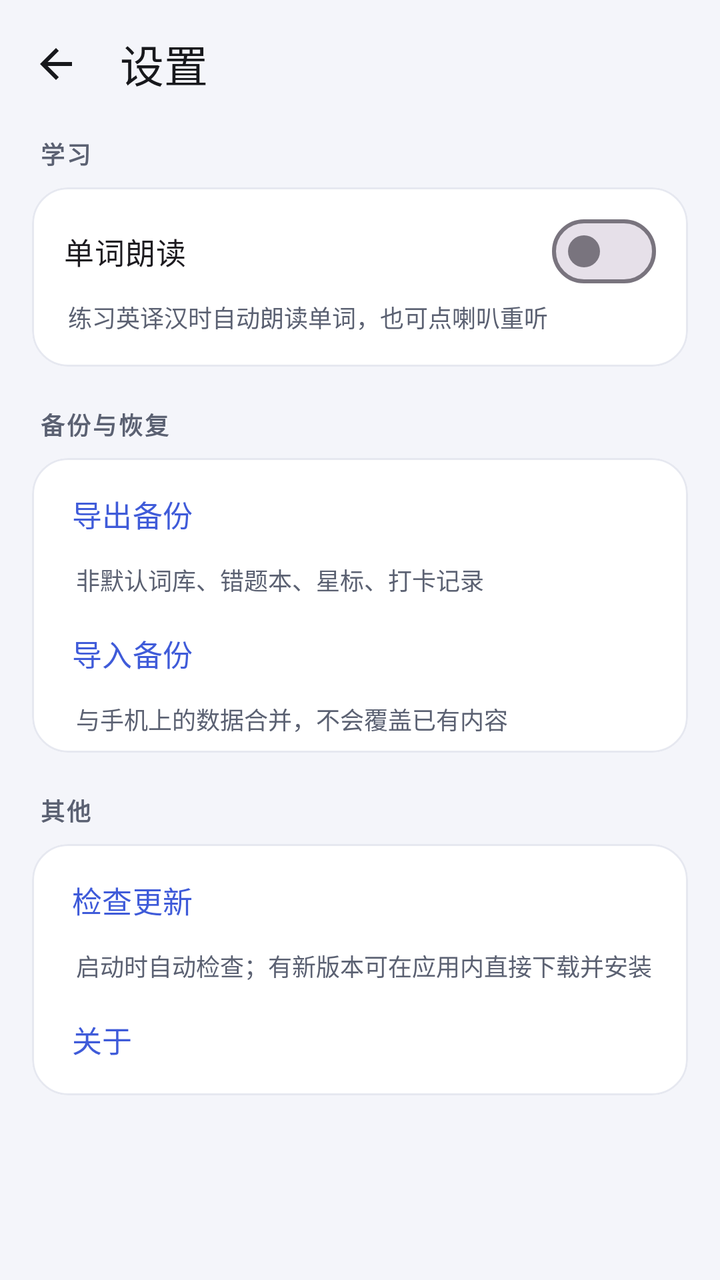
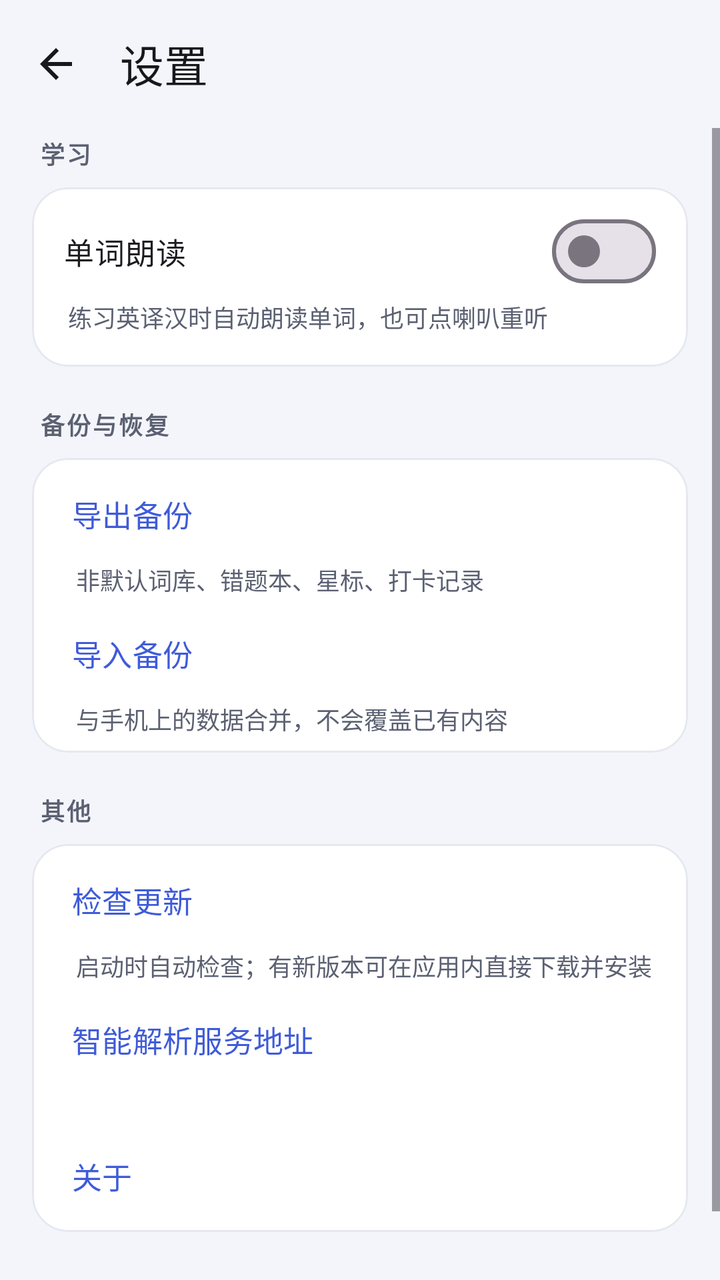

Screens rendered from an Android XML layout before and after an edit, with the pre-edit source and the edit as a unified diff.
<!-- AndroidManifest.xml: application theme Theme.WordDrill -->
<!-- res/layout/activity_settings.xml -->
<?xml version="1.0" encoding="utf-8"?>
<LinearLayout xmlns:android="http://schemas.android.com/apk/res/android"
    xmlns:app="http://schemas.android.com/apk/res-auto"
    android:id="@+id/root"
    android:layout_width="match_parent"
    android:layout_height="match_parent"
    android:background="@color/bg"
    android:orientation="vertical">

    <com.google.android.material.appbar.MaterialToolbar
        android:id="@+id/toolbar"
        style="@style/Toolbar.WordDrill"
        android:layout_width="match_parent"
        android:layout_height="?attr/actionBarSize"
        app:navigationIcon="@drawable/ic_arrow_back"
        app:title="@string/title_settings" />

    <ScrollView
        android:layout_width="match_parent"
        android:layout_height="0dp"
        android:layout_weight="1"
        android:fillViewport="true">

        <LinearLayout
            android:layout_width="match_parent"
            android:layout_height="wrap_content"
            android:orientation="vertical"
            android:paddingStart="16dp"
            android:paddingTop="4dp"
            android:paddingEnd="16dp"
            android:paddingBottom="24dp">

            <TextView
                style="@style/Text.SectionLabel"
                android:layout_width="wrap_content"
                android:layout_height="wrap_content"
                android:layout_marginStart="4dp"
                android:text="@string/settings_section_study" />

            <com.google.android.material.card.MaterialCardView
                android:layout_width="match_parent"
                android:layout_height="wrap_content"
                android:layout_marginTop="8dp"
                app:cardBackgroundColor="@color/surface"
                app:cardCornerRadius="18dp"
                app:cardElevation="0dp"
                app:strokeColor="@color/divider"
                app:strokeWidth="1dp">

                <LinearLayout
                    android:layout_width="match_parent"
                    android:layout_height="wrap_content"
                    android:orientation="vertical"
                    android:paddingStart="16dp"
                    android:paddingTop="8dp"
                    android:paddingEnd="16dp"
                    android:paddingBottom="8dp">

                    <com.google.android.material.materialswitch.MaterialSwitch
                        android:id="@+id/swTts"
                        android:layout_width="match_parent"
                        android:layout_height="wrap_content"
                        android:minHeight="48dp"
                        android:text="@string/settings_tts_title"
                        android:textSize="15sp" />

                    <TextView
                        android:layout_width="match_parent"
                        android:layout_height="wrap_content"
                        android:layout_marginStart="2dp"
                        android:layout_marginBottom="8dp"
                        android:text="@string/settings_tts_desc"
                        android:textColor="@color/text_secondary"
                        android:textSize="12sp" />
                </LinearLayout>
            </com.google.android.material.card.MaterialCardView>

            <TextView
                style="@style/Text.SectionLabel"
                android:layout_width="wrap_content"
                android:layout_height="wrap_content"
                android:layout_marginTop="20dp"
                android:layout_marginStart="4dp"
                android:text="@string/settings_backup" />

            <com.google.android.material.card.MaterialCardView
                android:layout_width="match_parent"
                android:layout_height="wrap_content"
                android:layout_marginTop="8dp"
                app:cardBackgroundColor="@color/surface"
                app:cardCornerRadius="18dp"
                app:cardElevation="0dp"
                app:strokeColor="@color/divider"
                app:strokeWidth="1dp">

                <LinearLayout
                    android:layout_width="match_parent"
                    android:layout_height="wrap_content"
                    android:orientation="vertical"
                    android:paddingStart="8dp"
                    android:paddingTop="4dp"
                    android:paddingEnd="8dp"
                    android:paddingBottom="4dp">

                    <com.google.android.material.button.MaterialButton
                        android:id="@+id/btnExport"
                        style="@style/Widget.Material3.Button.TextButton"
                        android:layout_width="match_parent"
                        android:layout_height="wrap_content"
                        android:gravity="start|center_vertical"
                        android:text="@string/settings_export"
                        android:textSize="15sp" />

                    <TextView
                        android:layout_width="match_parent"
                        android:layout_height="wrap_content"
                        android:layout_marginStart="14dp"
                        android:layout_marginBottom="4dp"
                        android:text="@string/settings_export_desc"
                        android:textColor="@color/text_secondary"
                        android:textSize="12sp" />

                    <com.google.android.material.button.MaterialButton
                        android:id="@+id/btnImport"
                        style="@style/Widget.Material3.Button.TextButton"
                        android:layout_width="match_parent"
                        android:layout_height="wrap_content"
                        android:gravity="start|center_vertical"
                        android:text="@string/settings_import"
                        android:textSize="15sp" />

                    <TextView
                        android:layout_width="match_parent"
                        android:layout_height="wrap_content"
                        android:layout_marginStart="14dp"
                        android:layout_marginBottom="4dp"
                        android:text="@string/settings_import_desc"
                        android:textColor="@color/text_secondary"
                        android:textSize="12sp" />
                </LinearLayout>
            </com.google.android.material.card.MaterialCardView>

            <TextView
                style="@style/Text.SectionLabel"
                android:layout_width="wrap_content"
                android:layout_height="wrap_content"
                android:layout_marginTop="20dp"
                android:layout_marginStart="4dp"
                android:text="@string/settings_section_other" />

            <com.google.android.material.card.MaterialCardView
                android:layout_width="match_parent"
                android:layout_height="wrap_content"
                android:layout_marginTop="8dp"
                app:cardBackgroundColor="@color/surface"
                app:cardCornerRadius="18dp"
                app:cardElevation="0dp"
                app:strokeColor="@color/divider"
                app:strokeWidth="1dp">

                <LinearLayout
                    android:layout_width="match_parent"
                    android:layout_height="wrap_content"
                    android:orientation="vertical"
                    android:paddingStart="8dp"
                    android:paddingTop="4dp"
                    android:paddingEnd="8dp"
                    android:paddingBottom="4dp">

                    <com.google.android.material.button.MaterialButton
                        android:id="@+id/btnCheckUpdate"
                        style="@style/Widget.Material3.Button.TextButton"
                        android:layout_width="match_parent"
                        android:layout_height="wrap_content"
                        android:gravity="start|center_vertical"
                        android:text="@string/settings_check_update"
                        android:textSize="15sp" />

                    <TextView
                        android:layout_width="match_parent"
                        android:layout_height="wrap_content"
                        android:layout_marginStart="14dp"
                        android:layout_marginBottom="4dp"
                        android:text="@string/settings_update_desc"
                        android:textColor="@color/text_secondary"
                        android:textSize="12sp" />

                    <com.google.android.material.button.MaterialButton
                        android:id="@+id/btnAbout"
                        style="@style/Widget.Material3.Button.TextButton"
                        android:layout_width="match_parent"
                        android:layout_height="wrap_content"
                        android:gravity="start|center_vertical"
                        android:text="@string/settings_about"
                        android:textSize="15sp" />
                </LinearLayout>
            </com.google.android.material.card.MaterialCardView>

            <TextView
                android:id="@+id/tvVersion"
                android:layout_width="match_parent"
                android:layout_height="wrap_content"
                android:layout_marginTop="20dp"
                android:gravity="center"
                android:textColor="@color/text_hint"
                android:textSize="12sp" />
        </LinearLayout>
    </ScrollView>
</LinearLayout>
<!-- resources referenced by this layout -->
<resources>
  <color name="bg">#F4F5FA</color>
  <color name="divider">#E6E8F0</color>
  <color name="surface">#FFFFFF</color>
  <color name="text_hint">#9AA0B0</color>
  <color name="text_secondary">#5B6172</color>
  <!-- drawable ic_arrow_back (drawable) -->
  <?xml version="1.0" encoding="utf-8"?>
  <vector xmlns:android="http://schemas.android.com/apk/res/android"
      android:width="24dp"
      android:height="24dp"
      android:viewportWidth="24"
      android:viewportHeight="24">
      <path
          android:fillColor="#FFFFFF"
          android:pathData="M20,11H7.83l5.59,-5.59L12,4l-8,8 8,8 1.41,-1.41L7.83,13H20v-2z" />
  </vector>
  <string name="settings_about">关于</string>
  <string name="settings_backup">备份与恢复</string>
  <string name="settings_check_update">检查更新</string>
  <string name="settings_export">导出备份</string>
  <string name="settings_export_desc">非默认词库、错题本、星标、打卡记录</string>
  <string name="settings_import">导入备份</string>
  <string name="settings_import_desc">与手机上的数据合并，不会覆盖已有内容</string>
  <string name="settings_section_other">其他</string>
  <string name="settings_section_study">学习</string>
  <string name="settings_tts_desc">练习英译汉时自动朗读单词，也可点喇叭重听</string>
  <string name="settings_tts_title">单词朗读</string>
  <string name="settings_update_desc">启动时自动检查；有新版本可在应用内直接下载并安装</string>
  <string name="title_settings">设置</string>
  <style name="Text.SectionLabel" parent="">
          <item name="android:textSize">12sp</item>
          <item name="android:textColor">@color/text_secondary</item>
          <item name="android:letterSpacing">0.08</item>
          <item name="android:textStyle">bold</item>
      </style>
  <style name="Toolbar.WordDrill" parent="Widget.Material3.Toolbar">
          <item name="android:background">@color/bg</item>
          <item name="titleTextColor">@color/text_primary</item>
          <item name="subtitleTextColor">@color/text_secondary</item>
          <item name="navigationIconTint">@color/text_primary</item>
      </style>
  <style name="Theme.WordDrill" parent="Theme.Material3.Light.NoActionBar">
          <item name="colorPrimary">@color/brand</item>
          <item name="colorOnPrimary">@color/white</item>
          <item name="colorPrimaryContainer">@color/brand_container</item>
          <item name="colorOnPrimaryContainer">@color/brand_dark</item>
          <item name="colorSecondary">@color/accent</item>
          <item name="colorSurface">@color/surface</item>
          <item name="android:colorBackground">@color/bg</item>
          <item name="android:windowBackground">@color/bg</item>
          <item name="android:statusBarColor">@color/bg</item>
          <item name="android:navigationBarColor">@color/bg</item>
          <item name="android:windowLightStatusBar">true</item>
      </style>
  <color name="text_primary">#17181C</color>
  <color name="brand">#3F5BD9</color>
  <color name="white">#FFFFFF</color>
  <color name="brand_container">#E4E9FF</color>
  <color name="brand_dark">#1D2B6B</color>
  <color name="accent">#F2A03D</color>
</resources>

<!-- the commit's change to res/layout/activity_settings.xml (unified diff, before → after) -->
@@ -186,6 +186,24 @@
                         android:textSize="12sp" />
 
                     <com.google.android.material.button.MaterialButton
+                        android:id="@+id/btnSmartParseUrl"
+                        style="@style/Widget.Material3.Button.TextButton"
+                        android:layout_width="match_parent"
+                        android:layout_height="wrap_content"
+                        android:gravity="start|center_vertical"
+                        android:text="@string/settings_smart_parse"
+                        android:textSize="15sp" />
+
+                    <TextView
+                        android:id="@+id/tvSmartParseUrl"
+                        android:layout_width="match_parent"
+                        android:layout_height="wrap_content"
+                        android:layout_marginStart="14dp"
+                        android:layout_marginBottom="4dp"
+                        android:textColor="@color/text_secondary"
+                        android:textSize="12sp" />
+
+                    <com.google.android.material.button.MaterialButton
                         android:id="@+id/btnAbout"
                         style="@style/Widget.Material3.Button.TextButton"
                         android:layout_width="match_parent"
<!-- resource entries referenced after the edit -->
@@ -25,6 +25,7 @@
   <string name="settings_import_desc">与手机上的数据合并，不会覆盖已有内容</string>
   <string name="settings_section_other">其他</string>
   <string name="settings_section_study">学习</string>
+  <string name="settings_smart_parse">智能解析服务地址</string>
   <string name="settings_tts_desc">练习英译汉时自动朗读单词，也可点喇叭重听</string>
   <string name="settings_tts_title">单词朗读</string>
   <string name="settings_update_desc">启动时自动检查；有新版本可在应用内直接下载并安装</string>
